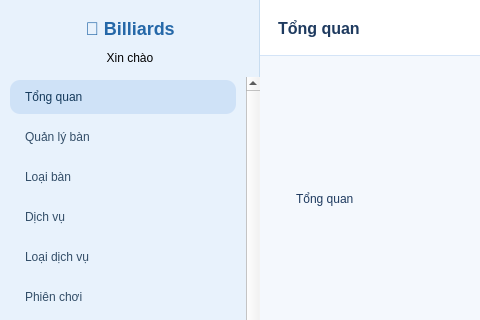
Above: app/ui/main.ui from thaieaut-engineer/Cong-nghe-phan-mem before the change; both pictures show x 0 to 480 and y 0 to 320 of the 960 by 560 pixel window. Below: the same form after it.
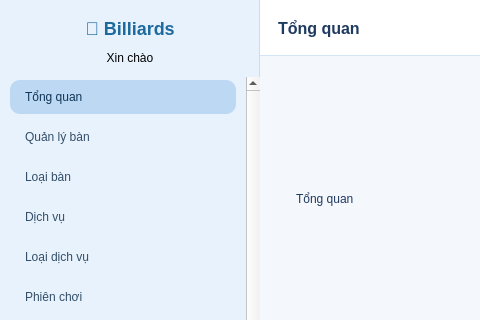
That is the form after the change.

Commit message: Push lại giao diện

```diff
--- a/app/ui/main.ui
+++ b/app/ui/main.ui
@@ -42,7 +42,7 @@
       </size>
      </property>
      <property name="styleSheet">
-      <string notr="true">QFrame#sidebar{background:#e8f2fc;border-right:1px solid #c8ddf0;color:#334e68;} QLabel#lblBrand{font-size:18px;font-weight:700;color:#2568a8;} QListWidget{border:none;background:transparent;} QListWidget::item{padding:10px 12px;border-radius:10px;margin:3px 10px;color:#334e68;} QListWidget::item:hover{background:#ddeaf9;} QListWidget::item:selected{background:#cfe2f7;color:#153a5c;} QPushButton#btnLogout{background:#ffffff;border:1px solid #8eb8e0;color:#1e4976;border-radius:10px;padding:10px 12px;} QPushButton#btnLogout:hover{background:#f0f7ff;border-color:#6ba3d4;}</string>
+      <string notr="true">QFrame#sidebar{background:#e8f2fc;border-right:1px solid #c8ddf0;color:#334e68;} QLabel#lblBrand{font-size:18px;font-weight:700;color:#1d6a9e;} QListWidget{border:none;background:transparent;} QListWidget::item{padding:10px 12px;border-radius:10px;margin:3px 10px;color:#334e68;} QListWidget::item:hover{background:#ddeaf9;} QListWidget::item:selected{background:#bdd8f2;color:#0f3558;} QPushButton#btnLogout{background:#ffffff;border:1px solid #8eb8e0;color:#1e4976;border-radius:10px;padding:10px 12px;} QPushButton#btnLogout:hover{background:#e8f4fc;border-color:#4293e6;}</string>
      </property>
      <layout class="QVBoxLayout" name="sidebarLayout">
       <property name="leftMargin">
```
The commit also changes 15 other files.
